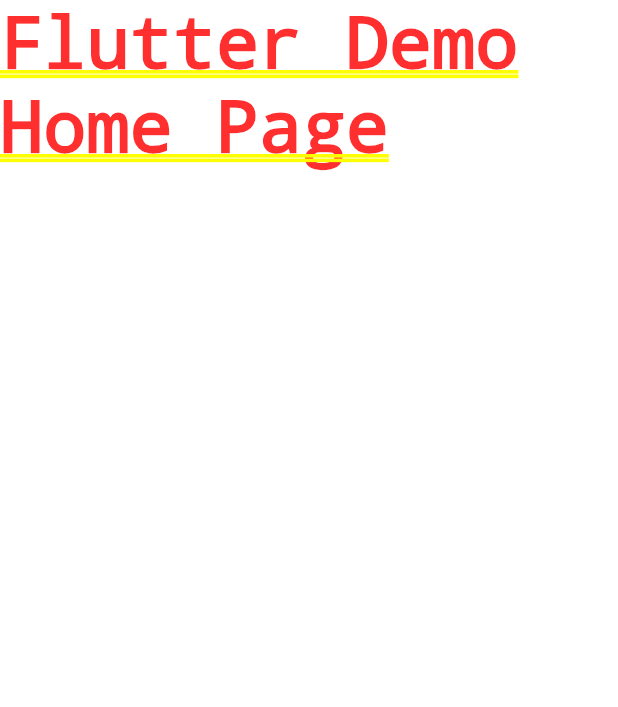
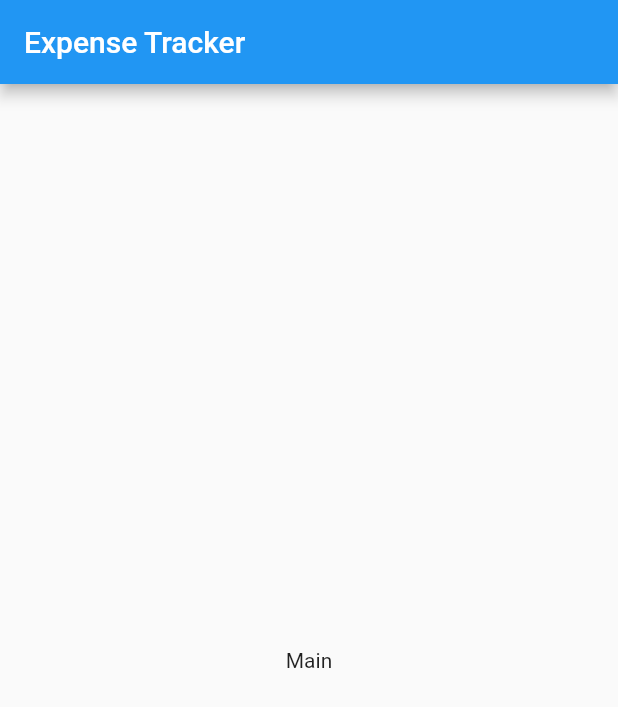
Before and after one commit to damjanh/expense-app, a Flutter app: the screen it shows after launch, on a phone screen of 412 x 824 dp. Shown: the top 707 px of the screen. Run offline on Flutter 3.47's test engine with Material 2 defaults, Android fonts, the phone set to English and light mode, and no system bars.

Commit message:
Implement base home widget.

```diff
--- a/lib/main.dart
+++ b/lib/main.dart
@@ -7,11 +7,25 @@ class MyApp extends StatelessWidget {
   @override
   Widget build(BuildContext context) {
     return MaterialApp(
-      title: 'Expense',
+      title: 'Expense Tracker',
       theme: ThemeData(
         primarySwatch: Colors.blue,
       ),
-      home: Text('Flutter Demo Home Page'),
+      home: HomeWidget(),
     );
   }
 }
+
+class HomeWidget extends StatelessWidget {
+  @override
+  Widget build(BuildContext context) {
+    return Scaffold(
+      appBar: AppBar(
+        title: Text('Expense Tracker'),
+      ),
+      body: Center(
+        child: Text("Main"),
+      ),
+    );
+  }
+}
```
